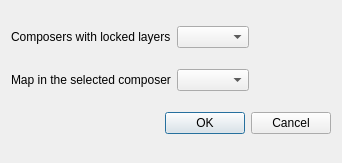
This is layers_from_composer_dialog_base.ui in aroche/LayersFromComposer as Qt 5 draws it before an edit. The edited form follows.
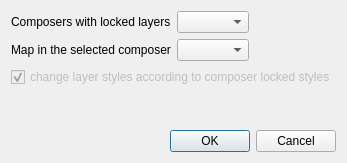
This is the edited form.

Commit message: possibility to change layer styles

Diff of the .ui file:
```diff
--- a/layers_from_composer_dialog_base.ui
+++ b/layers_from_composer_dialog_base.ui
@@ -75,6 +75,32 @@
      </item>
     </layout>
    </item>
+   <item>
+    <widget class="QCheckBox" name="checkBox">
+     <property name="enabled">
+      <bool>false</bool>
+     </property>
+     <property name="text">
+      <string>change layer styles according to composer locked styles</string>
+     </property>
+     <property name="checked">
+      <bool>true</bool>
+     </property>
+    </widget>
+   </item>
+   <item>
+    <spacer name="verticalSpacer">
+     <property name="orientation">
+      <enum>Qt::Vertical</enum>
+     </property>
+     <property name="sizeHint" stdset="0">
+      <size>
+       <width>20</width>
+       <height>40</height>
+      </size>
+     </property>
+    </spacer>
+   </item>
    <item>
     <widget class="QDialogButtonBox" name="button_box">
      <property name="orientation">
```
The commit also changes 1 other file.
